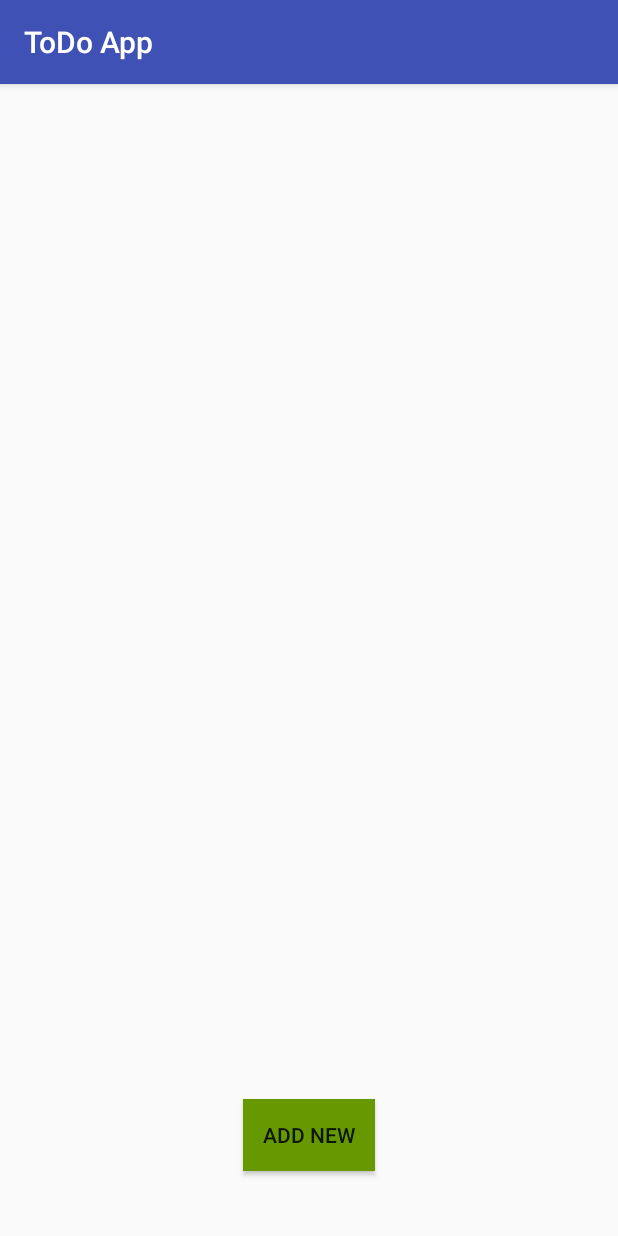
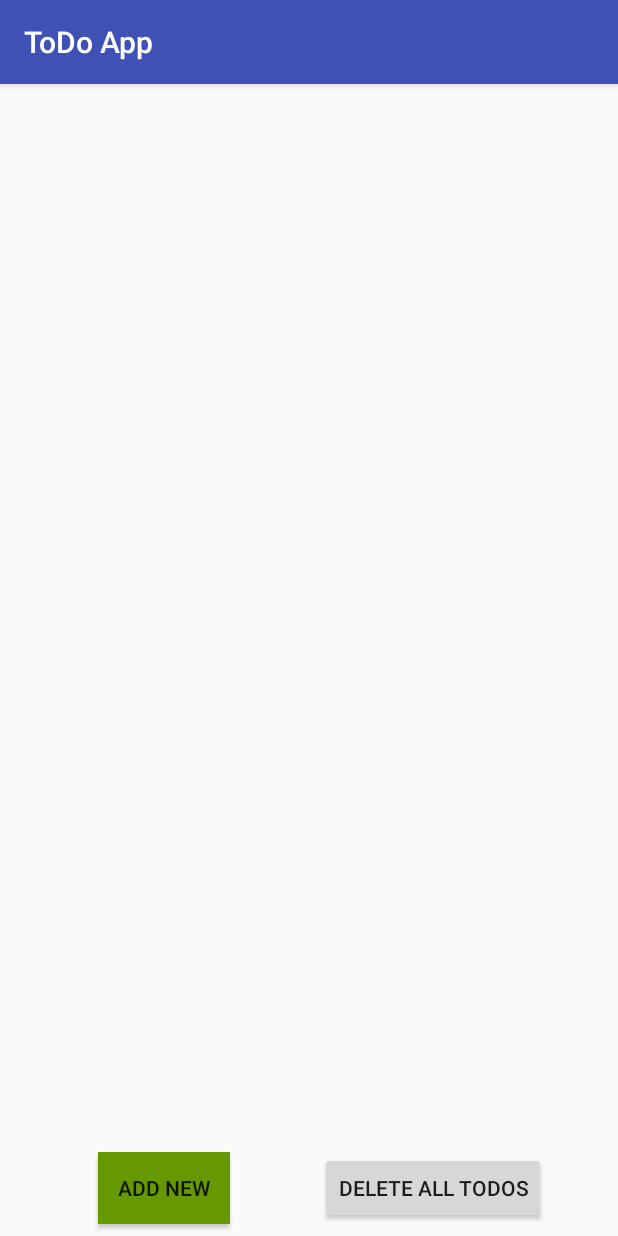
Before and after one commit to Yoni-Satat/andoid_java_final_project, an Android app: the screen it shows after launch (MainActivity), on a phone screen of 412 x 824 dp. Run offline under Robolectric (Android 15) with nearby library versions, the phone set to English and light mode, and no system bars.

Commit message:
added delete_all method

```diff
--- a/app/src/main/java/codeclan/com/todoapp/DB/TaskRepo.java
+++ b/app/src/main/java/codeclan/com/todoapp/DB/TaskRepo.java
@@ -97,4 +97,10 @@ public class TaskRepo extends SQLiteOpenHelper {
 
         return val != -1;
     }
+
+    public void deleteAll() {
+        SQLiteDatabase db = getReadableDatabase();
+        db.execSQL("DELETE FROM " + TABLE_NAME);
+        db.close();
+    }
 }
--- a/app/src/main/java/codeclan/com/todoapp/controllers/AddTaskActivity.java
+++ b/app/src/main/java/codeclan/com/todoapp/controllers/AddTaskActivity.java
@@ -31,7 +31,7 @@ public class AddTaskActivity extends AppCompatActivity {
         String description = descriptionInput.getText().toString();
 
         TextView titleInput = findViewById(R.id.editText2);
-        String title = descriptionInput.getText().toString();
+        String title = titleInput.getText().toString();
 
         Task task = new Task(title, description);
         myDb.save(task);
--- a/app/src/main/res/layout/activity_main.xml
+++ b/app/src/main/res/layout/activity_main.xml
@@ -15,13 +15,14 @@
         android:layout_marginStart="8dp"
         android:layout_marginTop="8dp"
         android:background="@android:color/holo_green_dark"
+        android:onClick="onClickAddTodo"
         android:text="@string/add_task"
         app:layout_constraintBottom_toBottomOf="parent"
         app:layout_constraintEnd_toEndOf="parent"
+        app:layout_constraintHorizontal_bias="0.187"
         app:layout_constraintStart_toStartOf="parent"
         app:layout_constraintTop_toTopOf="parent"
-        app:layout_constraintVertical_bias="0.95"
-        android:onClick="onClickAddTodo"
+        app:layout_constraintVertical_bias="1.0"
         tools:text="@string/add_task" />
 
     <ListView
@@ -37,4 +38,16 @@
         app:layout_constraintStart_toStartOf="parent"
         app:layout_constraintTop_toTopOf="parent"
         app:layout_constraintVertical_bias="0.085" />
+
+    <Button
+        android:id="@+id/delete_all_btn"
+        android:layout_width="wrap_content"
+        android:layout_height="wrap_content"
+        android:layout_marginBottom="8dp"
+        android:layout_marginEnd="48dp"
+        android:text="@string/delete_all"
+        android:onClick="onClickDeleteAll"
+        app:layout_constraintBottom_toBottomOf="parent"
+        app:layout_constraintEnd_toEndOf="parent"
+        tools:text="@string/delete_all" />
 </android.support.constraint.ConstraintLayout>
--- a/app/src/main/res/values/strings.xml
+++ b/app/src/main/res/values/strings.xml
@@ -4,4 +4,5 @@
     <string name="add_new_task">Add New Todo</string>
     <string name="enter_task">Enter todo detalis...</string>
     <string name="save_new_todo">SAVE</string>
+    <string name="delete_all">DELETE ALL TODOS</string>
 </resources>
```
Also changed, not shown: app/src/main/java/codeclan/com/todoapp/controllers/MainActivity.java (+13 -11 lines).
